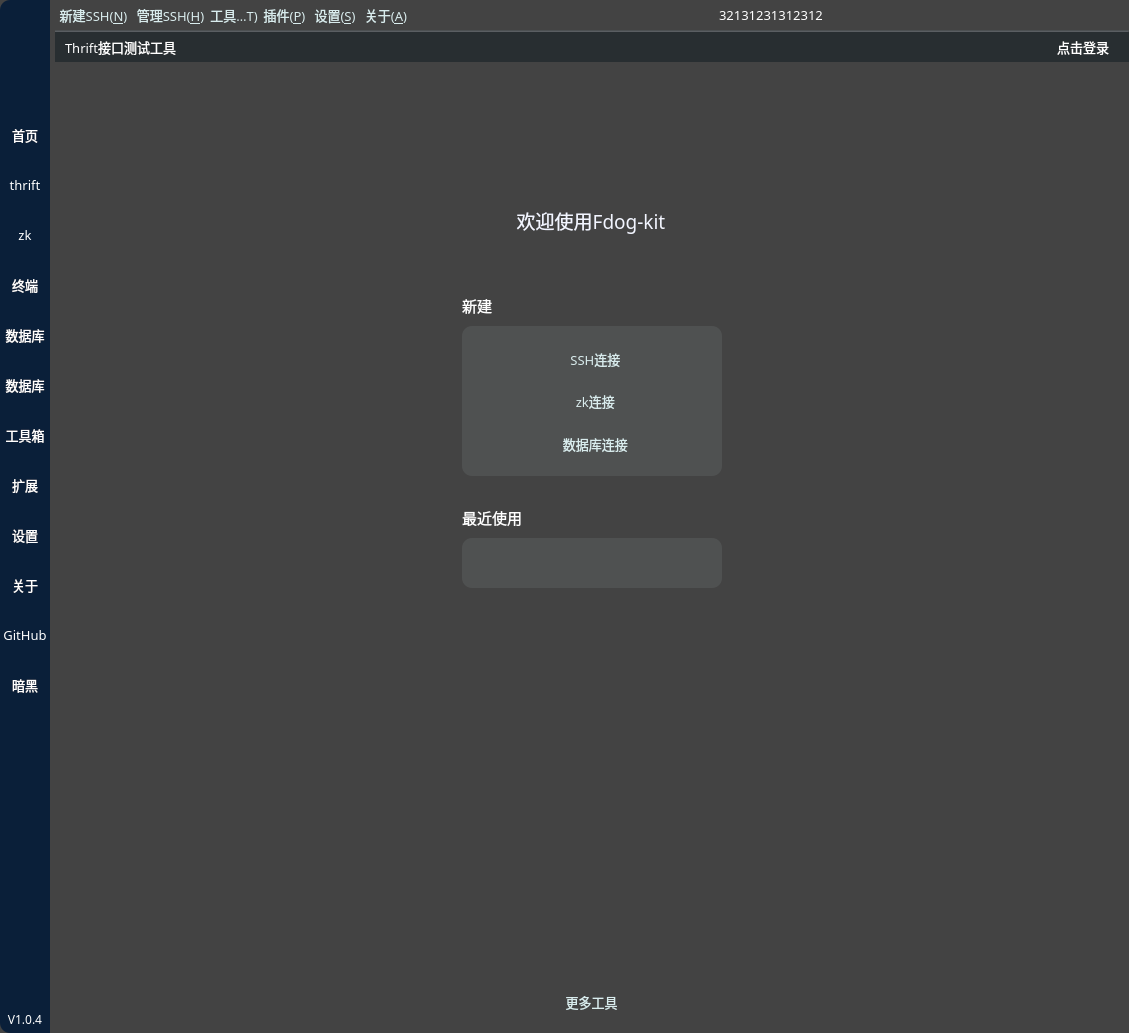
HuaGouFdog/Fdog-Kit, file Fdog-Kit/module_mainwindow/mainwindow.ui: the form before one commit.
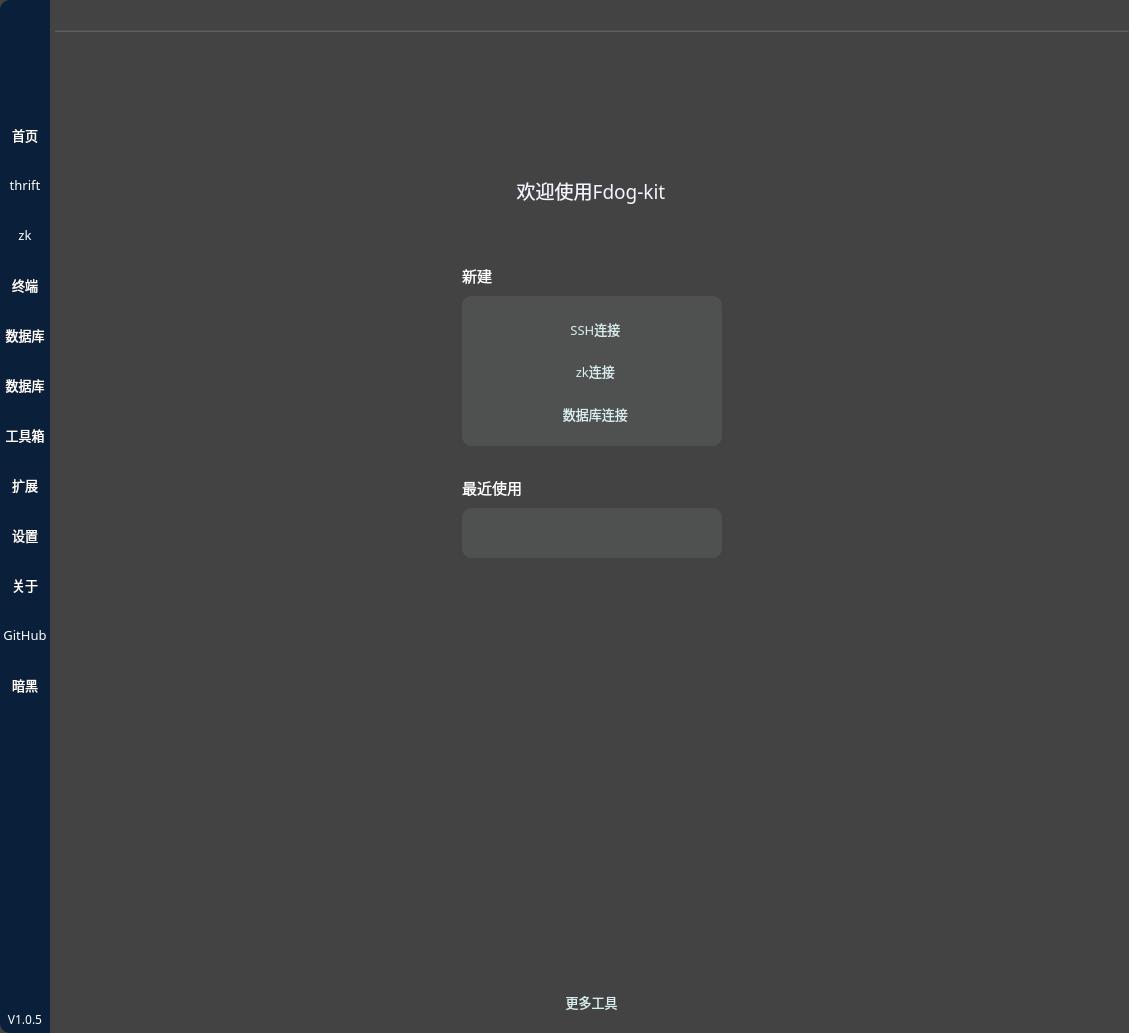
The form after the commit. Icons and pictures are not drawn.

Commit message: 支持窗口停靠

Patch:
```diff
--- a/Fdog-Kit/module_mainwindow/mainwindow.ui
+++ b/Fdog-Kit/module_mainwindow/mainwindow.ui
@@ -1080,7 +1080,7 @@
 }</string>
          </property>
          <property name="text">
-          <string>V1.0.4</string>
+          <string>V1.0.5</string>
          </property>
          <property name="alignment">
           <set>Qt::AlignCenter</set>
@@ -1147,486 +1147,7 @@
            <number>0</number>
           </property>
           <item>
-           <widget class="QToolButton" name="toolButton_newCreate">
-            <property name="minimumSize">
-             <size>
-              <width>0</width>
-              <height>20</height>
-             </size>
-            </property>
-            <property name="maximumSize">
-             <size>
-              <width>1111111</width>
-              <height>16777215</height>
-             </size>
-            </property>
-            <property name="font">
-             <font>
-              <family>OPPOSans B</family>
-              <pointsize>10</pointsize>
-              <stylestrategy>PreferAntialias</stylestrategy>
-             </font>
-            </property>
-            <property name="styleSheet">
-             <string notr="true">QToolButton {
-	
-	color: rgb(217, 236, 237);
-	background-color: rgba(255, 255, 255, 0);
-	border: none;
-}
-
-QToolButton::menu-indicator { 
-	image: None;
-}
-
- 
-QToolButton:hover {
-	color: rgb(255, 255, 255);
-	background-color: rgba(255, 255, 255, 0);
-	border: none;
-}</string>
-            </property>
-            <property name="text">
-             <string>新建SSH(&amp;N)</string>
-            </property>
-            <property name="iconSize">
-             <size>
-              <width>16</width>
-              <height>16</height>
-             </size>
-            </property>
-            <property name="popupMode">
-             <enum>QToolButton::InstantPopup</enum>
-            </property>
-            <property name="toolButtonStyle">
-             <enum>Qt::ToolButtonTextOnly</enum>
-            </property>
-           </widget>
-          </item>
-          <item>
-           <widget class="QToolButton" name="toolButton_manage">
-            <property name="minimumSize">
-             <size>
-              <width>0</width>
-              <height>20</height>
-             </size>
-            </property>
-            <property name="maximumSize">
-             <size>
-              <width>1111111</width>
-              <height>16777215</height>
-             </size>
-            </property>
-            <property name="font">
-             <font>
-              <family>OPPOSans B</family>
-              <pointsize>10</pointsize>
-              <stylestrategy>PreferAntialias</stylestrategy>
-             </font>
-            </property>
-            <property name="styleSheet">
-             <string notr="true">QToolButton {
-	
-	color: rgb(217, 236, 237);
-	background-color: rgba(255, 255, 255, 0);
-	border: none;
-}
-
-QToolButton::menu-indicator { 
-	image: None;
-}
-
- 
-QToolButton:hover {
-	color: rgb(255, 255, 255);
-	background-color: rgba(255, 255, 255, 0);
-	border: none;
-}</string>
-            </property>
-            <property name="text">
-             <string>管理SSH(&amp;H)</string>
-            </property>
-            <property name="iconSize">
-             <size>
-              <width>16</width>
-              <height>16</height>
-             </size>
-            </property>
-            <property name="popupMode">
-             <enum>QToolButton::InstantPopup</enum>
-            </property>
-            <property name="toolButtonStyle">
-             <enum>Qt::ToolButtonTextOnly</enum>
-            </property>
-           </widget>
-          </item>
-          <item>
-           <widget class="QToolButton" name="toolButton_tool">
-            <property name="minimumSize">
-             <size>
-              <width>0</width>
-              <height>20</height>
-             </size>
-            </property>
-            <property name="maximumSize">
-             <size>
-              <width>111111</width>
-              <height>16777215</height>
-             </size>
-            </property>
-            <property name="font">
-             <font>
-              <family>OPPOSans B</family>
-              <pointsize>10</pointsize>
-              <stylestrategy>PreferAntialias</stylestrategy>
-             </font>
-            </property>
-            <property name="styleSheet">
-             <string notr="true">QToolButton {
-	
-	color: rgb(217, 236, 237);
-	background-color: rgba(255, 255, 255, 0);
-	border: none;
-}
-
-QToolButton::menu-indicator { 
-	image: None;
-}
-
- 
-QToolButton:hover {
-	color: rgb(255, 255, 255);
-	background-color: rgba(255, 255, 255, 0);
-	border: none;
-}
-
-QMenu {
-
-background-color:rgb(253,253,254);
-/*padding:5px;*/
-padding: 3px 0px 3px 0px;
-border-radius:4px;
-border:2px solid rgb(108, 117, 125, 65); 
-}
-QMenu::item {
-	font: 9pt &quot;OPPOSans B&quot;;
-	
-	color: rgb(63, 63, 63);
-    background-color:rgb(253,253,254);
-    padding: 5px 20px 5px 20px;
-    /*margin: 2px 2px 2px 2px;*/
-}
-QMenu::item:selected {
-    background-color : rgb(236,236,237);
-}
-QMenu::icon:checked {
-    background: rgb(253,253,254);
-    position: absolute;
-    top: 1px;
-    right: 1px;
-    bottom: 1px;
-    left: 1px;
-}
-QMenu::icon:checked:selected {
-    background-color : rgb(236,236,237);
-    background-image: url(:/space_selected.png);
-}
-QMenu::separator {
-    height: 2px;
-    background: rgb(235,235,236);
-    /*margin-left: 10px;*/
-    /*margin-right: 10px;*/
-}</string>
-            </property>
-            <property name="text">
-             <string>工具(&amp;T)</string>
-            </property>
-            <property name="iconSize">
-             <size>
-              <width>14</width>
-              <height>14</height>
-             </size>
-            </property>
-            <property name="popupMode">
-             <enum>QToolButton::InstantPopup</enum>
-            </property>
-            <property name="toolButtonStyle">
-             <enum>Qt::ToolButtonTextBesideIcon</enum>
-            </property>
-           </widget>
-          </item>
-          <item>
-           <widget class="QToolButton" name="toolButton_plugIn">
-            <property name="minimumSize">
-             <size>
-              <width>0</width>
-              <height>20</height>
-             </size>
-            </property>
-            <property name="maximumSize">
-             <size>
-              <width>111111</width>
-              <height>16777215</height>
-             </size>
-            </property>
-            <property name="font">
-             <font>
-              <family>OPPOSans B</family>
-              <pointsize>10</pointsize>
-              <stylestrategy>PreferAntialias</stylestrategy>
-             </font>
-            </property>
-            <property name="styleSheet">
-             <string notr="true">QToolButton {
-	
-	color: rgb(217, 236, 237);
-	background-color: rgba(255, 255, 255, 0);
-	border: none;
-}
-
-QToolButton::menu-indicator { 
-	image: None;
-}
-
- 
-QToolButton:hover {
-	color: rgb(255, 255, 255);
-	background-color: rgba(255, 255, 255, 0);
-	border: none;
-}
-
-QMenu {
-
-background-color:rgb(253,253,254);
-/*padding:5px;*/
-padding: 3px 0px 3px 0px;
-border-radius:4px;
-border:2px solid rgb(108, 117, 125, 65); 
-}
-QMenu::item {
-	font: 9pt &quot;OPPOSans B&quot;;
-	
-	color: rgb(63, 63, 63);
-    background-color:rgb(253,253,254);
-    padding: 5px 20px 5px 20px;
-    /*margin: 2px 2px 2px 2px;*/
-}
-QMenu::item:selected {
-    background-color : rgb(236,236,237);
-}
-QMenu::icon:checked {
-    background: rgb(253,253,254);
-    position: absolute;
-    top: 1px;
-    right: 1px;
-    bottom: 1px;
-    left: 1px;
-}
-QMenu::icon:checked:selected {
-    background-color : rgb(236,236,237);
-    background-image: url(:/space_selected.png);
-}
-QMenu::separator {
-    height: 2px;
-    background: rgb(235,235,236);
-    /*margin-left: 10px;*/
-    /*margin-right: 10px;*/
-}</string>
-            </property>
-            <property name="text">
-             <string>插件(&amp;P)</string>
-            </property>
-            <property name="iconSize">
-             <size>
-              <width>14</width>
-              <height>14</height>
-             </size>
-            </property>
-            <property name="popupMode">
-             <enum>QToolButton::InstantPopup</enum>
-            </property>
-            <property name="toolButtonStyle">
-             <enum>Qt::ToolButtonTextBesideIcon</enum>
-            </property>
-           </widget>
-          </item>
-          <item>
-           <widget class="QToolButton" name="toolButton_setting">
-            <property name="minimumSize">
-             <size>
-              <width>0</width>
-              <height>20</height>
-             </size>
-            </property>
-            <property name="maximumSize">
-             <size>
-              <width>55</width>
-              <height>16777215</height>
-             </size>
-            </property>
-            <property name="font">
-             <font>
-              <family>OPPOSans B</family>
-              <pointsize>10</pointsize>
-              <stylestrategy>PreferAntialias</stylestrategy>
-             </font>
-            </property>
-            <property name="styleSheet">
-             <string notr="true">QToolButton {
-	
-	color: rgb(217, 236, 237);
-	background-color: rgba(255, 255, 255, 0);
-	border: none;
-}
-
-QToolButton::menu-indicator { 
-	image: None;
-}
-
- 
-QToolButton:hover {
-	color: rgb(255, 255, 255);
-	background-color: rgba(255, 255, 255, 0);
-	border: none;
-}</string>
-            </property>
-            <property name="text">
-             <string>设置(&amp;S)</string>
-            </property>
-            <property name="iconSize">
-             <size>
-              <width>16</width>
-              <height>16</height>
-             </size>
-            </property>
-            <property name="popupMode">
-             <enum>QToolButton::InstantPopup</enum>
-            </property>
-            <property name="toolButtonStyle">
-             <enum>Qt::ToolButtonTextBesideIcon</enum>
-            </property>
-           </widget>
-          </item>
-          <item>
-           <widget class="QToolButton" name="toolButton_about">
-            <property name="minimumSize">
-             <size>
-              <width>0</width>
-              <height>20</height>
-             </size>
-            </property>
-            <property name="maximumSize">
-             <size>
-              <width>55</width>
-              <height>16777215</height>
-             </size>
-            </property>
-            <property name="font">
-             <font>
-              <family>OPPOSans B</family>
-              <pointsize>10</pointsize>
-              <stylestrategy>PreferAntialias</stylestrategy>
-             </font>
-            </property>
-            <property name="styleSheet">
-             <string notr="true">QToolButton {
-	
-	color: rgb(217, 236, 237);
-	background-color: rgba(255, 255, 255, 0);
-	border: none;
-}
-
-QToolButton::menu-indicator { 
-	image: None;
-}
-
- 
-QToolButton:hover {
-	color: rgb(255, 255, 255);
-	background-color: rgba(255, 255, 255, 0);
-	border: none;
-}</string>
-            </property>
-            <property name="text">
-             <string>关于(&amp;A)</string>
-            </property>
-            <property name="iconSize">
-             <size>
-              <width>13</width>
-              <height>14</height>
-             </size>
-            </property>
-            <property name="popupMode">
-             <enum>QToolButton::InstantPopup</enum>
-            </property>
-            <property name="toolButtonStyle">
-             <enum>Qt::ToolButtonTextBesideIcon</enum>
-            </property>
-           </widget>
-          </item>
-          <item>
-           <spacer name="horizontalSpacer_8">
-            <property name="orientation">
-             <enum>Qt::Horizontal</enum>
-            </property>
-            <property name="sizeHint" stdset="0">
-             <size>
-              <width>40</width>
-              <height>20</height>
-             </size>
-            </property>
-           </spacer>
-          </item>
-          <item>
-           <widget class="QLabel" name="label_time_2">
-            <property name="minimumSize">
-             <size>
-              <width>120</width>
-              <height>0</height>
-             </size>
-            </property>
-            <property name="maximumSize">
-             <size>
-              <width>120</width>
-              <height>16777215</height>
-             </size>
-            </property>
-            <property name="font">
-             <font>
-              <family>OPPOSans B</family>
-              <pointsize>10</pointsize>
-             </font>
-            </property>
-            <property name="text">
-             <string/>
-            </property>
-           </widget>
-          </item>
-          <item>
-           <widget class="QLabel" name="label_time">
-            <property name="font">
-             <font>
-              <family>OPPOSans B</family>
-              <pointsize>10</pointsize>
-             </font>
-            </property>
-            <property name="text">
-             <string>32131231312312</string>
-            </property>
-           </widget>
-          </item>
-          <item>
-           <spacer name="horizontalSpacer">
-            <property name="orientation">
-             <enum>Qt::Horizontal</enum>
-            </property>
-            <property name="sizeHint" stdset="0">
-             <size>
-              <width>40</width>
-              <height>20</height>
-             </size>
-            </property>
-           </spacer>
+           <widget class="QWidget" name="widget_title2" native="true"/>
           </item>
           <item>
            <widget class="QToolButton" name="toolButton_min">
@@ -1885,186 +1406,6 @@
           <property name="bottomMargin">
            <number>0</number>
           </property>
-          <item>
-           <widget class="QWidget" name="widget_top_tool" native="true">
-            <property name="minimumSize">
-             <size>
-              <width>0</width>
-              <height>30</height>
-             </size>
-            </property>
-            <property name="maximumSize">
-             <size>
-              <width>16777215</width>
-              <height>30</height>
-             </size>
-            </property>
-            <property name="font">
-             <font>
-              <family>OPPOSans B</family>
-              <pointsize>10</pointsize>
-             </font>
-            </property>
-            <property name="styleSheet">
-             <string notr="true">#widget_top_tool{
-background-color: rgba(20, 30, 36, 150);
-}
-
-QToolButton {
-	color: rgb(255, 255, 255);
-	background-color: rgba(94, 255, 210, 0);
-	border: none;
-}</string>
-            </property>
-            <layout class="QHBoxLayout" name="horizontalLayout_13">
-             <property name="leftMargin">
-              <number>10</number>
-             </property>
-             <property name="topMargin">
-              <number>0</number>
-             </property>
-             <property name="rightMargin">
-              <number>20</number>
-             </property>
-             <property name="bottomMargin">
-              <number>0</number>
-             </property>
-             <item>
-              <widget class="QLabel" name="label_3">
-               <property name="font">
-                <font>
-                 <family>OPPOSans B</family>
-                 <pointsize>10</pointsize>
-                </font>
-               </property>
-               <property name="text">
-                <string>Thrift接口测试工具</string>
-               </property>
-              </widget>
-             </item>
-             <item>
-              <widget class="QToolButton" name="toolButton_25">
-               <property name="sizePolicy">
-                <sizepolicy hsizetype="Fixed" vsizetype="Fixed">
-                 <horstretch>0</horstretch>
-                 <verstretch>0</verstretch>
-                </sizepolicy>
-               </property>
-               <property name="minimumSize">
-                <size>
-                 <width>25</width>
-                 <height>25</height>
-                </size>
-               </property>
-               <property name="maximumSize">
-                <size>
-                 <width>25</width>
-                 <height>25</height>
-                </size>
-               </property>
-               <property name="styleSheet">
-                <string notr="true"/>
-               </property>
-               <property name="text">
-                <string/>
-               </property>
-               <property name="icon">
-                <iconset resource="../lib.qrc">
-                 <normaloff>:/lib/add1.png</normaloff>:/lib/add1.png</iconset>
-               </property>
-              </widget>
-             </item>
-             <item>
-              <spacer name="horizontalSpacer_2">
-               <property name="orientation">
-                <enum>Qt::Horizontal</enum>
-               </property>
-               <property name="sizeHint" stdset="0">
-                <size>
-                 <width>953</width>
-                 <height>20</height>
-                </size>
-               </property>
-              </spacer>
-             </item>
-             <item>
-              <widget class="QToolButton" name="toolButton_top_back">
-               <property name="minimumSize">
-                <size>
-                 <width>20</width>
-                 <height>20</height>
-                </size>
-               </property>
-               <property name="maximumSize">
-                <size>
-                 <width>20</width>
-                 <height>20</height>
-                </size>
-               </property>
-               <property name="text">
-                <string/>
-               </property>
-               <property name="icon">
-                <iconset resource="../lib.qrc">
-                 <normaloff>:/lib/left.png</normaloff>:/lib/left.png</iconset>
-               </property>
-               <property name="iconSize">
-                <size>
-                 <width>14</width>
-                 <height>14</height>
-                </size>
-               </property>
-              </widget>
-             </item>
-             <item>
-              <widget class="QToolButton" name="toolButton">
-               <property name="minimumSize">
-                <size>
-                 <width>20</width>
-                 <height>20</height>
-                </size>
-               </property>
-               <property name="maximumSize">
-                <size>
-                 <width>20</width>
-                 <height>20</height>
-                </size>
-               </property>
-               <property name="styleSheet">
-                <string notr="true">border-radius:25px;
-</string>
-               </property>
-               <property name="text">
-                <string/>
-               </property>
-               <property name="icon">
-                <iconset resource="../lib.qrc">
-                 <normaloff>:/lib/login.png</normaloff>:/lib/login.png</iconset>
-               </property>
-               <property name="iconSize">
-                <size>
-                 <width>35</width>
-                 <height>35</height>
-                </size>
-               </property>
-              </widget>
-             </item>
-             <item>
-              <widget class="QLabel" name="label_2">
-               <property name="font">
-                <font>
-                 <family>OPPOSans B</family>
-                 <pointsize>10</pointsize>
-                </font>
-               </property>
-               <property name="text">
-                <string>点击登录</string>
-               </property>
-              </widget>
-             </item>
-            </layout>
-           </widget>
-          </item>
           <item>
            <widget class="QStackedWidget" name="stackedWidget">
             <property name="styleSheet">
```
The commit also changes 1 other file.
